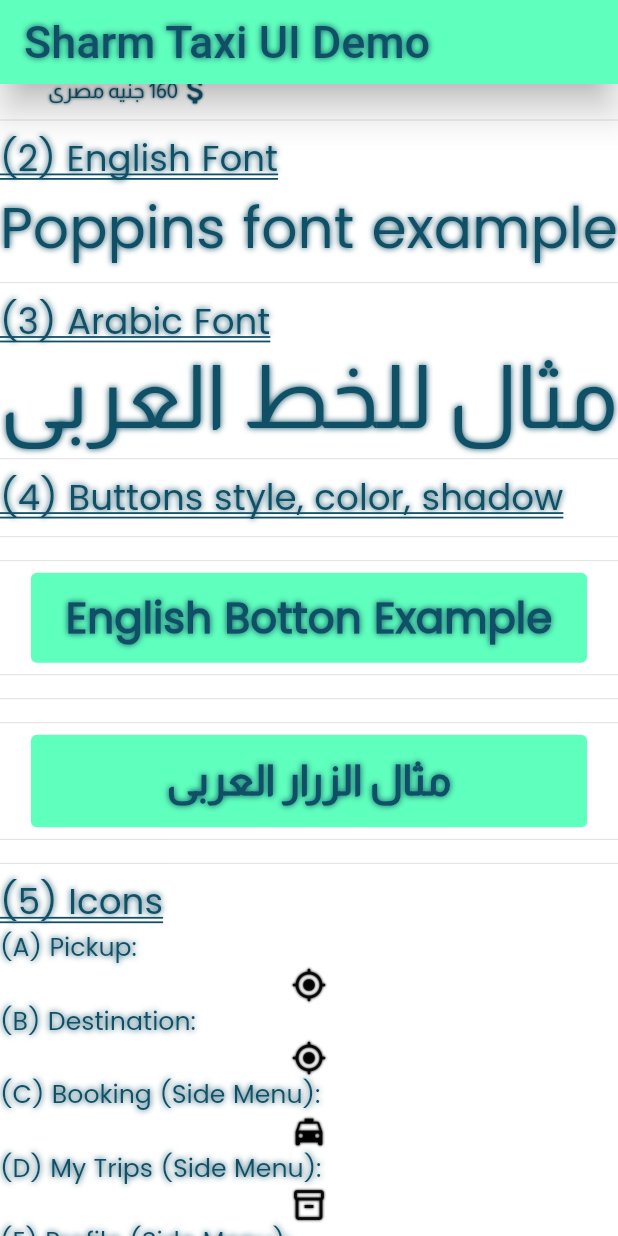
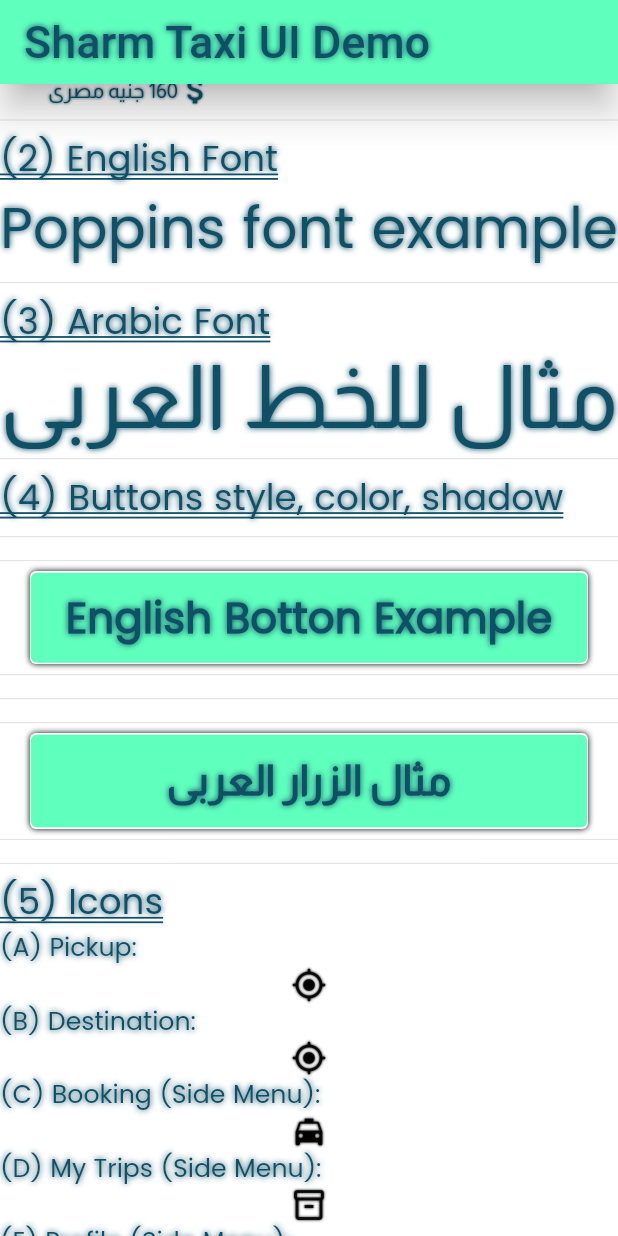
Before and after one commit to LoayGhreep/SharmTaxiUI-eCards-Trapeze, a Flutter app: the screen it shows after launch, scrolled down 576 dp, on a phone screen of 412 x 824 dp. Run offline on Flutter 3.47's test engine with Material 2 defaults, Android fonts, the phone set to English and light mode, and no system bars; our stand-ins replace animated_splash_screen, custom_rating_bar, page_transition.

Commit message:
Modify the intro

```diff
--- a/lib/intro.dart
+++ b/lib/intro.dart
@@ -13,14 +13,14 @@ class _intro extends State<intro> {
   @override
   Widget build(BuildContext context) {
     return Scaffold(
-      backgroundColor: Colors.black,
+      backgroundColor: Colors.white,
         body: Stack(
           children: [
             Align(
               alignment: FractionalOffset.center,
               child: Image.asset(
                 'lib/i1.png',
-                color: const Color.fromRGBO(95, 255, 189, 100),
+                color: const Color.fromRGBO(30, 255, 189, 100),
                 width: MediaQuery.of(context).size.width*0.9,
               ),
             ),
@@ -28,7 +28,6 @@ class _intro extends State<intro> {
               alignment: FractionalOffset.bottomCenter,
               child: Image.asset(
                 'lib/i2.png',
-                color: Colors.white,
                 width: MediaQuery.of(context).size.width*0.25,
               ),
             ),
--- a/lib/main.dart
+++ b/lib/main.dart
@@ -530,7 +530,16 @@ class MainScreen extends StatelessWidget {
         Center(
           child: Ink(
             decoration: BoxDecoration(
-              borderRadius: BorderRadius.circular(0),
+              boxShadow: <BoxShadow>[
+                BoxShadow(
+                  color: Colors.black,
+                  blurStyle: BlurStyle.outer,
+                  blurRadius: 3,
+                  spreadRadius: 0.5,
+                  offset: Offset(0, 0),
+                ),
+              ],
+              borderRadius: BorderRadius.circular(4),
             ),
             child: SizedBox(
               height: 60,
@@ -566,6 +575,15 @@ class MainScreen extends StatelessWidget {
         Center(
           child: Ink(
             decoration: BoxDecoration(
+              boxShadow: <BoxShadow>[
+                BoxShadow(
+                  color: Colors.black,
+                  blurStyle: BlurStyle.outer,
+                  blurRadius: 3,
+                  spreadRadius: 0.5,
+                  offset: Offset(0, 0),
+                ),
+              ],
               borderRadius: BorderRadius.circular(4),
             ),
             child: SizedBox(
@@ -613,12 +631,12 @@ class MainScreen extends StatelessWidget {
         Icon(Icons.logout, shadows: iconshadow),
         Divider(),
         _headline('(6) In driver/Vehicle details (After the driver accepted)'),
-        _subheadline('(A) Show the vehicle plate number (Side number/plate)'),
+        _subheadline('(A) Show the vehicle plate number instead of the side number'),
         _subheadline('Example:'),
         FittedBox(
             fit: BoxFit.fitWidth,
             child: Text(
-              'ط ج ب 1234 (567)',
+              'ط ج ب 1234',
               style: TextStyle(
                 color: color2,
                 fontFamily: 'Poppins',
@@ -636,7 +654,7 @@ class MainScreen extends StatelessWidget {
         FittedBox(
             fit: BoxFit.fitWidth,
             child: Text(
-              'ط ج ب 1234 (567)',
+              'ط ج ب 1234',
               textDirection: TextDirection.rtl,
               style: TextStyle(
                 color: color2,
```
